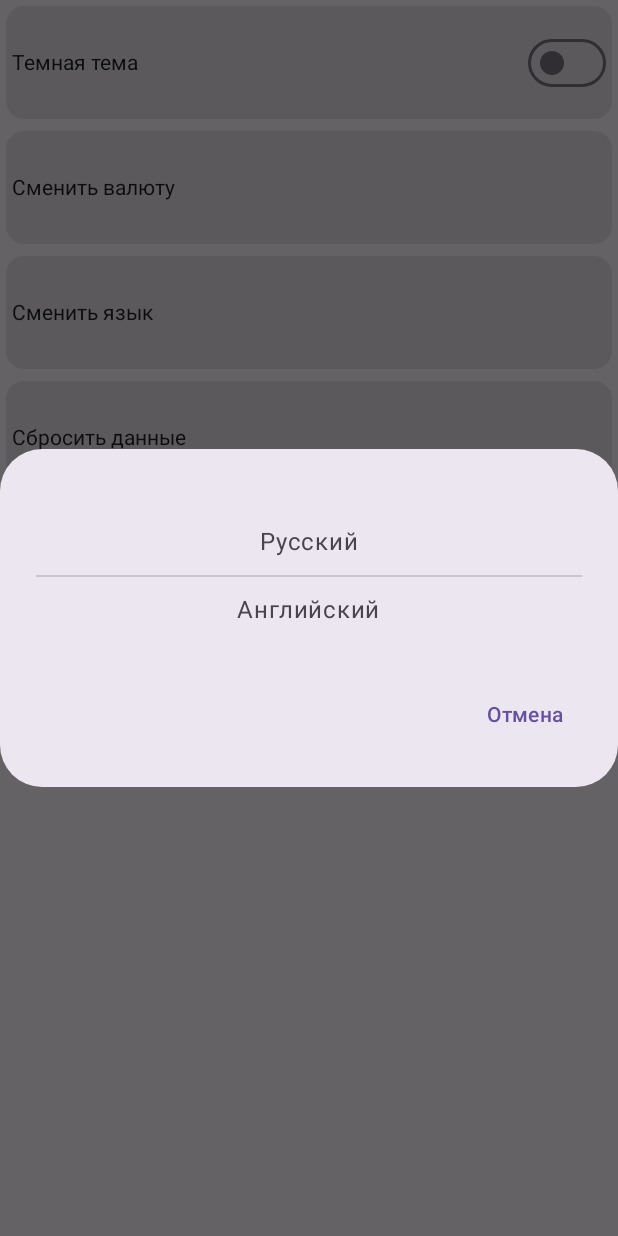
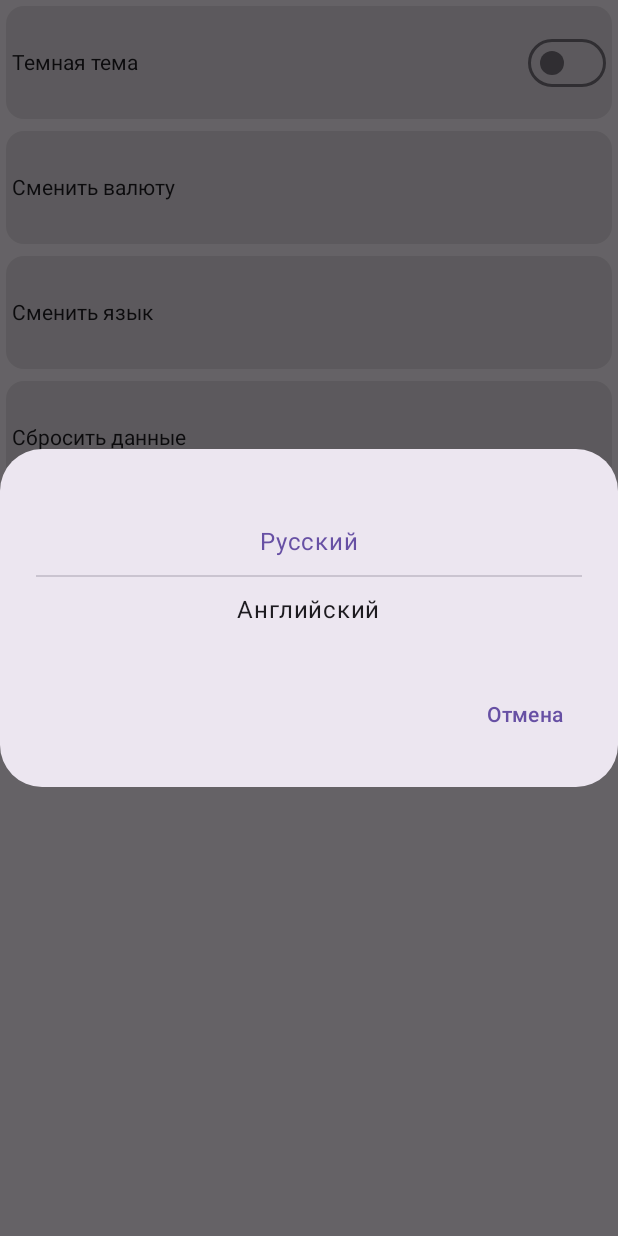
Before and after one commit to iam965/FinanceProject, an Android app built with Jetpack Compose: the composable Settings shown on its own in the app's theme, after a tap on "Сменить язык", on a phone screen of 412 x 824 dp. Run offline under Robolectric (Android 15) with nearby library versions, the light colour scheme and no system bars.

Commit message:
make language 4.4

```diff
--- a/app/src/main/java/com/financeproject/ui/screens/Settings.kt
+++ b/app/src/main/java/com/financeproject/ui/screens/Settings.kt
@@ -24,10 +24,12 @@ import androidx.compose.runtime.setValue
 import androidx.compose.ui.Alignment
 import androidx.compose.ui.Modifier
 import androidx.compose.ui.platform.LocalContext
+import androidx.compose.ui.res.colorResource
 import androidx.compose.ui.res.stringResource
 import androidx.compose.ui.unit.dp
 import com.financeproject.R
 import com.financeproject.ui.viewmodels.FinanceViewModel
+import org.intellij.lang.annotations.Language
 
 @Composable
 fun Settings(financevm: FinanceViewModel) {
@@ -36,6 +38,8 @@ fun Settings(financevm: FinanceViewModel) {
     var showChangeLanguage by remember { mutableStateOf(false) }
     val isDarkTheme by remember { mutableStateOf(financevm.isDarkTheme) }
     val context = LocalContext.current
+    val currentLanguage = financevm.getLanguage()
+    val currentValute =financevm.getValute()
     val activity = context as? Activity
 
     Column(
@@ -127,7 +131,7 @@ fun Settings(financevm: FinanceViewModel) {
         if (showChangeLanguage) {
             ChangeLanguage(
                 onPick = { lang -> financevm.changeLanguage(lang); activity?.recreate(); showChangeLanguage = false },
-                onDismiss = { showChangeLanguage = false }
+                onDismiss = { showChangeLanguage = false },currentLanguage=currentLanguage
             )
         }
     }
@@ -202,7 +206,7 @@ private fun ValutePicker(onPick: (String) -> Unit, onDismiss: () -> Unit) {
 }
 
 @Composable
-private fun ChangeLanguage(onPick: (String) -> Unit, onDismiss: () -> Unit) {
+private fun ChangeLanguage(onPick: (String) -> Unit, onDismiss: () -> Unit,currentLanguage: String) {
     AlertDialog(
         onDismissRequest = onDismiss,
         title = { stringResource(id = R.string.language_selection) },
@@ -215,18 +219,45 @@ private fun ChangeLanguage(onPick: (String) -> Unit, onDismiss: () -> Unit) {
             ) {
                 Text(
                     text = stringResource(id = R.string.russian),
-                    style = MaterialTheme.typography.bodyLarge,
+                    style = MaterialTheme.typography.bodyLarge.copy(
+                        color = if (currentLanguage=="ru"){
+                            MaterialTheme.colorScheme.primary
+                        }
+                        else{
+                            MaterialTheme.colorScheme.onSurface
+                        }
+                    ),
                     modifier = Modifier
                         .padding(10.dp)
-                        .clickable { onPick("ru") }
+                        .clickable {
+                            if (currentLanguage != "ru") {
+                                onPick("ru")
+                            } else {
+                                onDismiss()
+                            }
+                        }
                 )
                 Divider()
                 Text(
                     text = stringResource(id = R.string.english),
-                    style = MaterialTheme.typography.bodyLarge,
+                    style = MaterialTheme.typography.bodyLarge.copy(
+                        color = if (currentLanguage=="en"){
+                            MaterialTheme.colorScheme.primary
+                        }
+                        else{
+                            MaterialTheme.colorScheme.onSurface
+                        }
+                    ),
                     modifier = Modifier
                         .padding(10.dp)
-                        .clickable { onPick("en") }
+                        .clickable {
+                            if (currentLanguage!="en"){
+                                onPick("en")
+                            }
+                            else {
+                                onDismiss()
+                            }
+                        }
                 )
 
             }
--- a/app/src/main/java/com/financeproject/ui/screens/SplashScreen.kt
+++ b/app/src/main/java/com/financeproject/ui/screens/SplashScreen.kt
@@ -57,7 +57,6 @@ fun SplashScreen(
         //delay(200)
         isPlaying = true
         delay(1500)
-
         animate(
             initialValue = 1f,
             targetValue = 0f,
```
